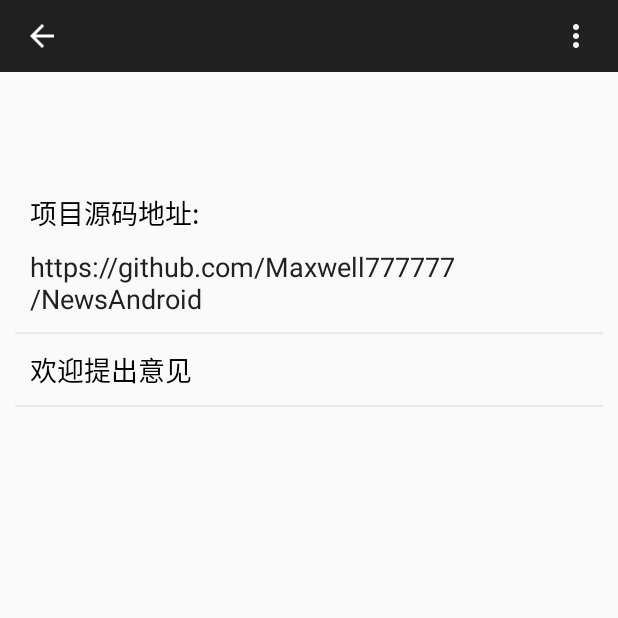
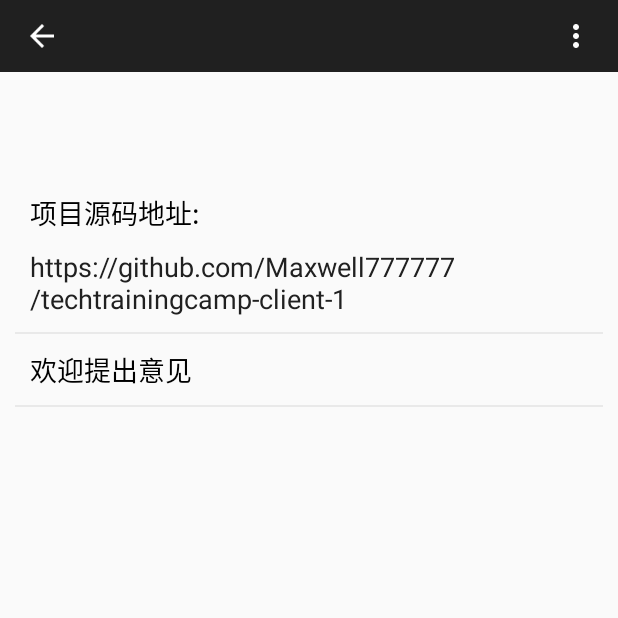
Before and after one commit to Maxwell777777/techtrainingcamp-client-1, an Android app: the MineAboutUsActivity screen opened directly, with no data from a screen before it, on a phone screen of 412 x 824 dp, the top half of it. Run offline under Robolectric (Android 15) with nearby library versions, the phone set to English and light mode, and no system bars; our stand-ins replace ButterKnife; Roboto replaces fonts that are not available here.

Commit message:
change address

```diff
--- a/app/src/main/res/layout/activity_about_us.xml
+++ b/app/src/main/res/layout/activity_about_us.xml
@@ -40,7 +40,7 @@
                     android:layout_height="wrap_content"
                     android:layout_gravity="center_vertical"
                     android:paddingLeft="10dp"
-                    android:text="https://github.com/Maxwell777777/NewsAndroid"
+                    android:text="https://github.com/Maxwell777777/techtrainingcamp-client-1"
                     android:textColor="@color/title_bar_color"
                     android:textSize="18sp" />
             </LinearLayout>
```
